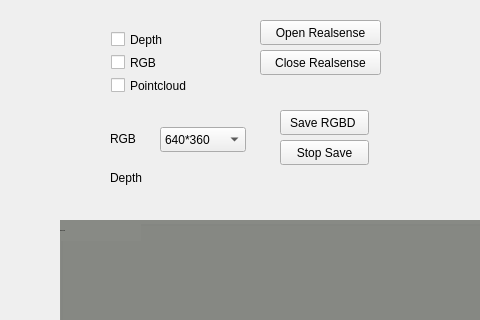
First picture: the form in rscollectdata.ui, repository skaegy/Realsense-Collection, before the edit; both pictures show x 0 to 480 and y 0 to 320 of the 1131 by 846 pixel window.
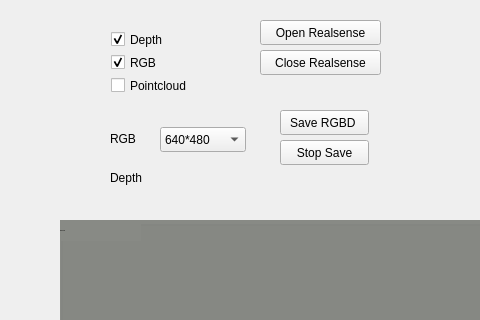
Second picture: the form after the edit. Custom widgets are drawn as their Qt base class.

The edit to the form file:
```diff
--- a/rscollectdata.ui
+++ b/rscollectdata.ui
@@ -24,7 +24,7 @@
    </property>
    <item>
     <property name="text">
-     <string>640*360</string>
+     <string>640*480</string>
     </property>
    </item>
   </widget>
@@ -58,6 +58,9 @@
         <property name="text">
          <string>Depth</string>
         </property>
+        <property name="checked">
+         <bool>true</bool>
+        </property>
        </widget>
       </item>
      </layout>
@@ -67,6 +70,9 @@
       <property name="text">
        <string>RGB</string>
       </property>
+      <property name="checked">
+       <bool>true</bool>
+      </property>
      </widget>
     </item>
     <item>
```
Left out of the diff: 4 changed lines with no effect on the pictures.
